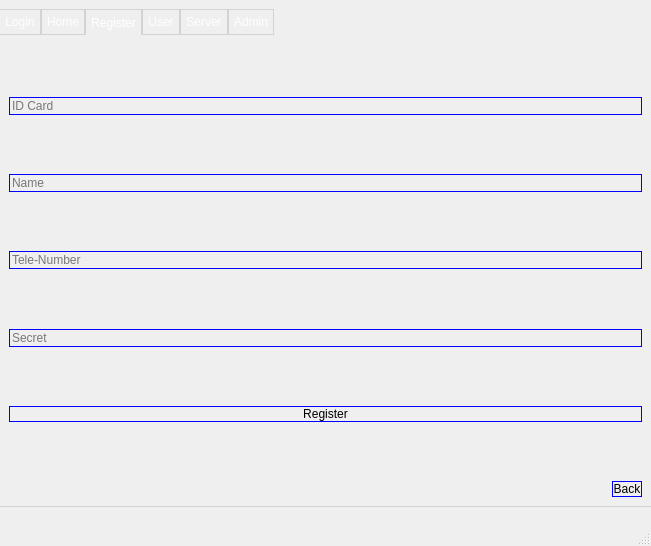
Jackie-Li-0228/SQL-telecharge-system, file src/telecharge.ui: the form before one commit.
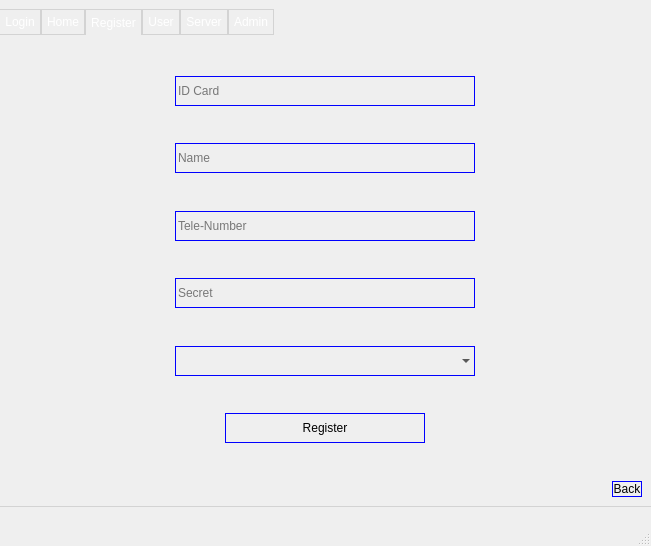
The form after the commit. The open tabs and pages were chosen to show the change. Icons and pictures are not drawn.

The edit to the form file:
```diff
--- a/src/telecharge.ui
+++ b/src/telecharge.ui
@@ -10,6 +10,12 @@
     <height>546</height>
    </rect>
   </property>
+  <property name="minimumSize">
+   <size>
+    <width>200</width>
+    <height>30</height>
+   </size>
+  </property>
   <property name="windowTitle">
    <string>MainWindow</string>
   </property>
@@ -302,8 +308,14 @@
         </property>
        </spacer>
       </item>
-      <item>
+      <item alignment="Qt::AlignHCenter">
        <widget class="QLineEdit" name="idCardEdit">
+        <property name="minimumSize">
+         <size>
+          <width>300</width>
+          <height>30</height>
+         </size>
+        </property>
         <property name="styleSheet">
          <string notr="true">border: 1px solid blue; color: black; text-align: center;
 font: 75 9pt &quot;Times New Roman&quot;;</string>
@@ -326,8 +338,14 @@
         </property>
        </spacer>
       </item>
-      <item>
+      <item alignment="Qt::AlignHCenter">
        <widget class="QLineEdit" name="nameEdit">
+        <property name="minimumSize">
+         <size>
+          <width>300</width>
+          <height>30</height>
+         </size>
+        </property>
         <property name="styleSheet">
          <string notr="true">border: 1px solid blue; color: black; text-align: center;
 font: 75 9pt &quot;Times New Roman&quot;;</string>
@@ -350,8 +368,14 @@
         </property>
        </spacer>
       </item>
-      <item>
+      <item alignment="Qt::AlignHCenter">
        <widget class="QLineEdit" name="teleNumberEdit">
+        <property name="minimumSize">
+         <size>
+          <width>300</width>
+          <height>30</height>
+         </size>
+        </property>
         <property name="styleSheet">
          <string notr="true">border: 1px solid blue; color: black; text-align: center;
 font: 75 9pt &quot;Times New Roman&quot;;</string>
@@ -374,8 +398,14 @@
         </property>
        </spacer>
       </item>
-      <item>
+      <item alignment="Qt::AlignHCenter">
        <widget class="QLineEdit" name="secretEdit">
+        <property name="minimumSize">
+         <size>
+          <width>300</width>
+          <height>30</height>
+         </size>
+        </property>
         <property name="styleSheet">
          <string notr="true">border: 1px solid blue; color: black; text-align: center;</string>
         </property>
@@ -400,8 +430,47 @@
         </property>
        </spacer>
       </item>
+      <item alignment="Qt::AlignHCenter">
+       <widget class="QComboBox" name="comboBox">
+        <property name="minimumSize">
+         <size>
+          <width>300</width>
+          <height>30</height>
+         </size>
+        </property>
+        <property name="toolTip">
+         <string>套餐</string>
+        </property>
+        <property name="styleSheet">
+         <string notr="true">border: 1px solid blue; color: black;
+font: 75 9pt &quot;Times New Roman&quot;;</string>
+        </property>
+        <property name="placeholderText">
+         <string/>
+        </property>
+       </widget>
+      </item>
       <item>
+       <spacer name="verticalSpacer_7">
+        <property name="orientation">
+         <enum>Qt::Vertical</enum>
+        </property>
+        <property name="sizeHint" stdset="0">
+         <size>
+          <width>20</width>
+          <height>40</height>
+         </size>
+        </property>
+       </spacer>
+      </item>
+      <item alignment="Qt::AlignHCenter">
        <widget class="QPushButton" name="pushButton_2">
+        <property name="minimumSize">
+         <size>
+          <width>200</width>
+          <height>30</height>
+         </size>
+        </property>
         <property name="styleSheet">
          <string notr="true">border: 1px solid blue; color: black;
 font: 75 9pt &quot;Times New Roman&quot;;</string>
@@ -412,7 +481,7 @@
        </widget>
       </item>
       <item>
-       <spacer name="verticalSpacer_7">
+       <spacer name="verticalSpacer_11">
         <property name="orientation">
          <enum>Qt::Vertical</enum>
         </property>
```
Left out of the diff: 26 changed lines with no effect on the pictures.
